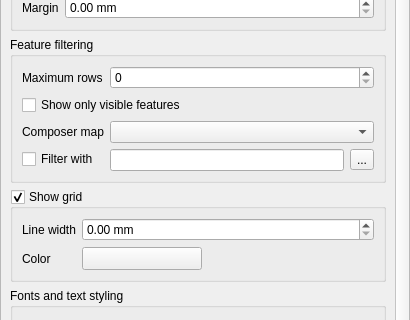
This is src/ui/composer/qgscomposertablewidgetbase.ui in carsmie/QGIS as Qt 5 draws it before an edit; both pictures show x 0 to 410 and y 145 to 465 of the 410 by 595 pixel window. The edited form follows.
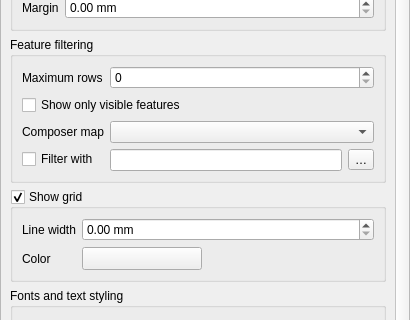
This is the edited form. Icons and pictures are not drawn. Custom widgets are drawn as their Qt base class.

```diff
--- a/src/ui/composer/qgscomposertablewidgetbase.ui
+++ b/src/ui/composer/qgscomposertablewidgetbase.ui
@@ -211,7 +211,7 @@
             <item>
              <widget class="QToolButton" name="mFeatureFilterButton">
               <property name="text">
-               <string>...</string>
+               <string>…</string>
               </property>
               <property name="icon">
                <iconset resource="../../../images/images.qrc">
```
